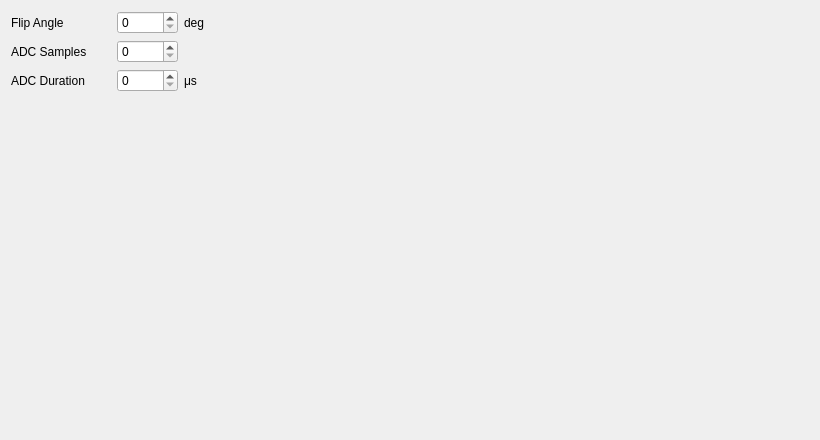
First picture: the form in console/sequences/FID/interface.ui, repository imr-framework/adelpha, before the edit.
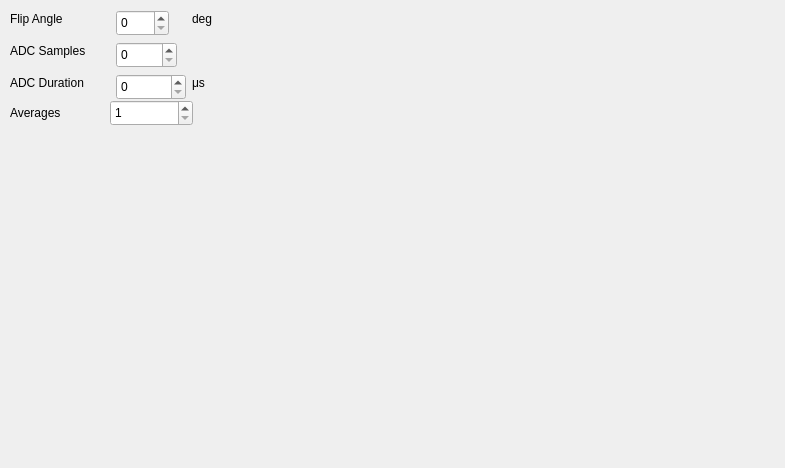
Second picture: the form after the edit.

Patch:
```diff
--- a/console/sequences/FID/interface.ui
+++ b/console/sequences/FID/interface.ui
@@ -6,114 +6,165 @@
    <rect>
     <x>0</x>
     <y>0</y>
-    <width>820</width>
-    <height>440</height>
+    <width>785</width>
+    <height>468</height>
    </rect>
   </property>
   <property name="windowTitle">
    <string>Form</string>
   </property>
-  <layout class="QHBoxLayout" name="horizontalLayout">
-   <item>
-    <layout class="QGridLayout" name="gridLayout_2">
-     <item row="2" column="2">
-      <widget class="QLabel" name="label_7">
-       <property name="text">
-        <string>μs</string>
-       </property>
-      </widget>
-     </item>
-     <item row="2" column="1">
-      <widget class="QSpinBox" name="ADC_duration_SpinBox">
-       <property name="maximum">
-        <number>99999</number>
-       </property>
-      </widget>
-     </item>
-     <item row="1" column="1">
-      <widget class="QSpinBox" name="ADC_samples_SpinBox">
-       <property name="maximum">
-        <number>8192</number>
-       </property>
-      </widget>
-     </item>
-     <item row="1" column="2">
-      <widget class="QLabel" name="label_8">
-       <property name="text">
+  <property name="Averages" stdset="0">
         <string/>
        </property>
-      </widget>
-     </item>
-     <item row="2" column="0">
-      <widget class="QLabel" name="label_9">
-       <property name="text">
-        <string>ADC Duration</string>
-       </property>
-      </widget>
-     </item>
-     <item row="1" column="0">
-      <widget class="QLabel" name="label_6">
-       <property name="minimumSize">
-        <size>
-         <width>100</width>
-         <height>0</height>
-        </size>
-       </property>
+  <widget class="QLabel" name="label_5">
+   <property name="geometry">
+    <rect>
+     <x>10</x>
+     <y>100</y>
+     <width>82</width>
+     <height>26</height>
+    </rect>
+   </property>
        <property name="text">
-        <string>ADC Samples</string>
-       </property>
-      </widget>
-     </item>
-     <item row="4" column="0" colspan="3">
-      <spacer name="verticalSpacer_2">
-       <property name="orientation">
-        <enum>Qt::Vertical</enum>
-       </property>
-       <property name="sizeHint" stdset="0">
-        <size>
-         <width>20</width>
-         <height>352</height>
-        </size>
-       </property>
-      </spacer>
-     </item>
-     <item row="0" column="0">
+    <string>Averages</string>
+   </property>
+  </widget>
+  <widget class="QSpinBox" name="NSA_SpinBox">
+   <property name="geometry">
+    <rect>
+     <x>110</x>
+     <y>100</y>
+     <width>83</width>
+     <height>26</height>
+    </rect>
+   </property>
+   <property name="minimum">
+    <number>1</number>
+   </property>
+  </widget>
       <widget class="QLabel" name="label">
+   <property name="geometry">
+    <rect>
+     <x>10</x>
+     <y>10</y>
+     <width>68</width>
+     <height>17</height>
+    </rect>
+   </property>
        <property name="text">
         <string>Flip Angle</string>
        </property>
       </widget>
-     </item>
-     <item row="0" column="1">
       <widget class="QSpinBox" name="FA_SpinBox">
+   <property name="geometry">
+    <rect>
+     <x>116</x>
+     <y>10</y>
+     <width>53</width>
+     <height>26</height>
+    </rect>
+   </property>
        <property name="maximum">
         <number>360</number>
        </property>
       </widget>
-     </item>
-     <item row="0" column="2">
       <widget class="QLabel" name="label_2">
+   <property name="geometry">
+    <rect>
+     <x>192</x>
+     <y>10</y>
+     <width>26</width>
+     <height>17</height>
+    </rect>
+   </property>
        <property name="text">
         <string>deg</string>
        </property>
       </widget>
-     </item>
-    </layout>
-   </item>
-   <item>
-    <spacer name="horizontalSpacer">
-     <property name="orientation">
-      <enum>Qt::Horizontal</enum>
-     </property>
-     <property name="sizeHint" stdset="0">
+  <widget class="QLabel" name="label_6">
+   <property name="geometry">
+    <rect>
+     <x>10</x>
+     <y>42</y>
+     <width>100</width>
+     <height>17</height>
+    </rect>
+   </property>
+   <property name="minimumSize">
       <size>
-       <width>338</width>
-       <height>20</height>
-      </size>
-     </property>
-    </spacer>
-   </item>
-  </layout>
+     <width>100</width>
+     <height>0</height>
+    </size>
+   </property>
+   <property name="text">
+    <string>ADC Samples</string>
+   </property>
+  </widget>
+  <widget class="QSpinBox" name="ADC_samples_SpinBox">
+   <property name="geometry">
+    <rect>
+     <x>116</x>
+     <y>42</y>
+     <width>61</width>
+     <height>26</height>
+    </rect>
+   </property>
+   <property name="maximum">
+    <number>8192</number>
+   </property>
+  </widget>
+  <widget class="QLabel" name="label_8">
+   <property name="geometry">
+    <rect>
+     <x>192</x>
+     <y>42</y>
+     <width>16</width>
+     <height>17</height>
+    </rect>
+   </property>
+   <property name="text">
+    <string/>
+   </property>
+  </widget>
+  <widget class="QLabel" name="label_9">
+   <property name="geometry">
+    <rect>
+     <x>10</x>
+     <y>74</y>
+     <width>94</width>
+     <height>17</height>
+    </rect>
+   </property>
+   <property name="text">
+    <string>ADC Duration</string>
+   </property>
+  </widget>
+  <widget class="QSpinBox" name="ADC_duration_SpinBox">
+   <property name="geometry">
+    <rect>
+     <x>116</x>
+     <y>74</y>
+     <width>70</width>
+     <height>26</height>
+    </rect>
+   </property>
+   <property name="maximum">
+    <number>99999</number>
+   </property>
+  </widget>
+  <widget class="QLabel" name="label_7">
+   <property name="geometry">
+    <rect>
+     <x>192</x>
+     <y>74</y>
+     <width>16</width>
+     <height>17</height>
+    </rect>
+   </property>
+   <property name="text">
+    <string>μs</string>
+   </property>
+  </widget>
  </widget>
  <resources/>
  <connections/>
```
Lines whose indentation alone changed are shown as unchanged.
